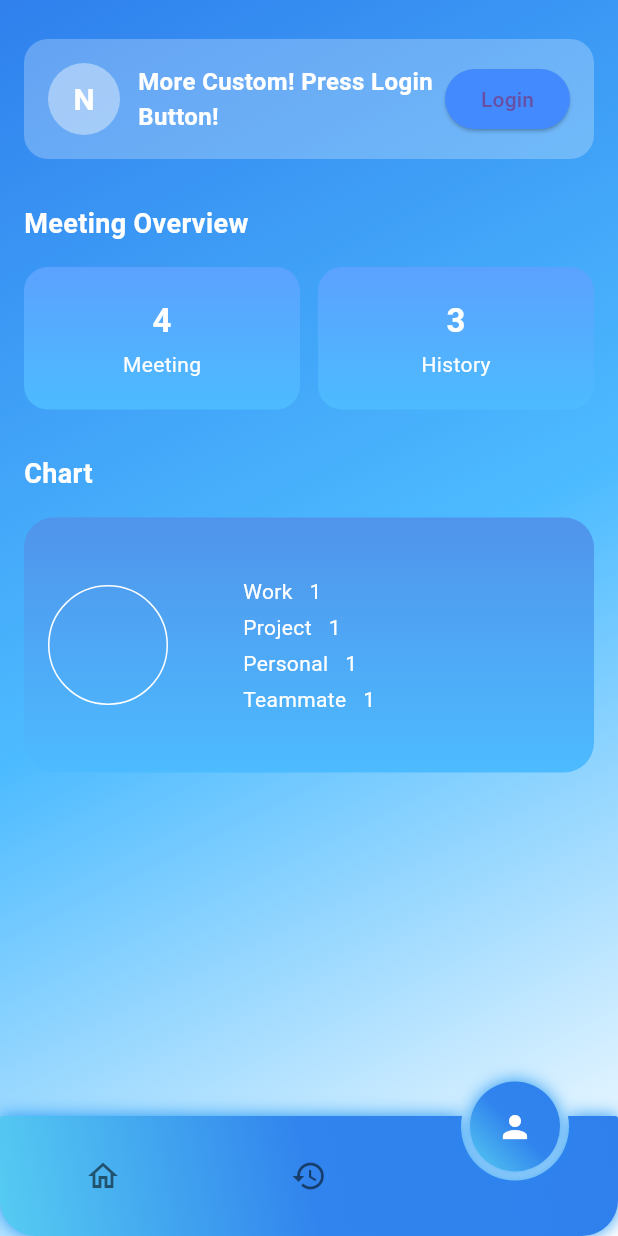
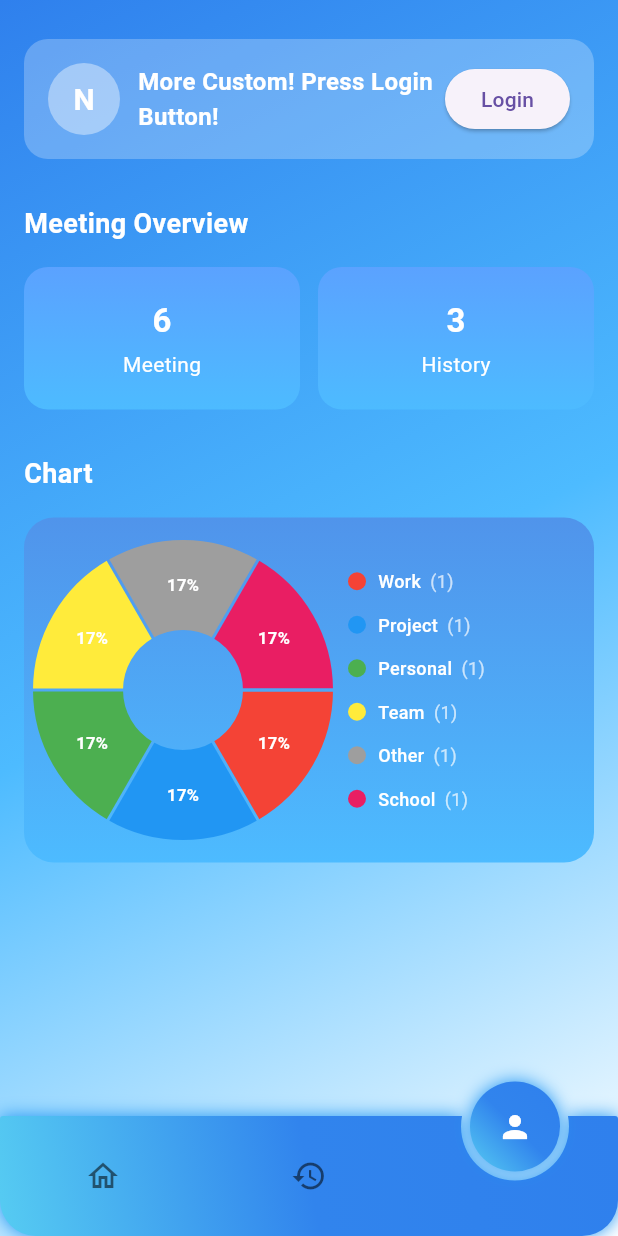
Before and after one commit to luy-virak/MEETWHO_APP, a Flutter app: the screen it shows after launch, item 3 of the bottom bar chosen, on a phone screen of 412 x 824 dp. Run offline on Flutter 3.47's test engine with Material 3 defaults, Android fonts, the phone set to English and light mode, and no system bars; drawn by our look-alikes of circle_nav_bar, fl_chart.

Commit message:
created chart and overview card

```diff
--- a/lib/data/local/meeting.json
+++ b/lib/data/local/meeting.json
@@ -38,5 +38,25 @@
     "location": "Conference Room 3",
     "notes": "Performance review",
     "status": "COMPLETED"
+  },
+  {
+    "meetingId": "5",
+    "personName": "Eva Green",
+    "category": "other",
+    "date": "2026-01-10",
+    "time": "18:00",
+    "location": "Community Hall",
+    "notes": "Volunteer event",
+    "status": "UPCOMING"
+  },
+  {
+    "meetingId": "6",
+    "personName": "Ly Kimkheng",
+    "category": "school",
+    "date": "2026-01-10",
+    "time": "18:00",
+    "location": "CADT",
+    "notes": "Room A001",
+    "status": "UPCOMING"
   }
 ]
--- a/lib/ui/user_profile.dart
+++ b/lib/ui/user_profile.dart
@@ -2,26 +2,35 @@ import 'package:flutter/material.dart';
 import 'package:meetwho/data/list_repository.dart' as repository;
 import 'package:meetwho/data/enums/category.dart';
 
+import 'package:meetwho/ui/widgets/category_pie_chart.dart';
+import 'package:meetwho/ui/widgets/overview_card.dart';
+
 class UserProfileScreen extends StatelessWidget {
   const UserProfileScreen({super.key});
 
+  // Calculate the number of past meetings.
   int get _historyCount {
     final now = DateTime.now();
     final today = DateTime(now.year, now.month, now.day);
     int count = 0;
+
     for (final meeting in repository.dummylistitem) {
-      final meetingDate = meeting.dateTime;
-      if (meetingDate.isBefore(today)) {
+      if (meeting.dateTime.isBefore(today)) {
         count++;
       }
     }
     return count;
   }
 
+  // Calculate the number of meetings for each category.
   Map<Category, int> get _categoryCounts {
     final Map<Category, int> counts = {};
     for (final meeting in repository.dummylistitem) {
-      counts.update(meeting.category, (value) => value + 1, ifAbsent: () => 1);
+      counts.update(
+        meeting.category,
+        (value) => value + 1,
+        ifAbsent: () => 1,
+      );
     }
     return counts;
   }
@@ -38,8 +47,7 @@ class UserProfileScreen extends StatelessWidget {
             children: [
               const SizedBox(height: 10),
 
-              // ===== PROFILE =====
-              // [For Future Dev]
+              // Display the user's profile information.
               Container(
                 padding: const EdgeInsets.all(16),
                 decoration: BoxDecoration(
@@ -73,12 +81,6 @@ class UserProfileScreen extends StatelessWidget {
                     ),
                     ElevatedButton(
                       onPressed: () {},
-                      style: ElevatedButton.styleFrom(
-                        backgroundColor: Colors.blueAccent,
-                        shape: RoundedRectangleBorder(
-                          borderRadius: BorderRadius.circular(20),
-                        ),
-                      ),
                       child: const Text("Login"),
                     ),
                   ],
@@ -87,7 +89,7 @@ class UserProfileScreen extends StatelessWidget {
 
               const SizedBox(height: 30),
 
-              // ===== MEETING OVERVIEW =====
+              // Display a summary of the meetings.
               const Text(
                 "Meeting Overview",
                 style: TextStyle(
@@ -101,17 +103,21 @@ class UserProfileScreen extends StatelessWidget {
 
               Row(
                 children: [
-                  _OverviewCard(
-                      value: repository.dummylistitem.length.toString(),
-                      label: "Meeting"),
+                  OverviewCard(
+                    value: repository.dummylistitem.length.toString(),
+                    label: "Meeting",
+                  ),
                   const SizedBox(width: 12),
-                  _OverviewCard(value: _historyCount.toString(), label: "History"),
+                  OverviewCard(
+                    value: _historyCount.toString(),
+                    label: "History",
+                  ),
                 ],
               ),
 
               const SizedBox(height: 30),
 
-              // ===== CHART =====
+              // ===== BAR CHART =====
               const Text(
                 "Chart",
                 style: TextStyle(
@@ -124,45 +130,21 @@ class UserProfileScreen extends StatelessWidget {
               const SizedBox(height: 16),
 
               Container(
-                height: 170,
+                height: 230,
+                padding: const EdgeInsets.all(16),
                 decoration: BoxDecoration(
-                  gradient: LinearGradient(
+                  gradient: const LinearGradient(
                     begin: Alignment.topCenter,
                     end: Alignment.bottomCenter,
                     colors: [
-                     Color.fromARGB(255, 80, 148, 235),
-                     Color(0xFF4DBBFF),
-                   ],
+                      Color.fromARGB(255, 80, 148, 235),
+                      Color(0xFF4DBBFF),
+                    ],
                   ),
                   borderRadius: BorderRadius.circular(20),
                 ),
-                child: Row(
-                  children: [
-                    const SizedBox(width: 16),
-
-                    // Chart [Probably changing]
-                    Container(
-                      width: 80,
-                      height: 80,
-                      decoration: BoxDecoration(
-                        shape: BoxShape.circle,
-                        border: Border.all(color: Colors.white),
-                      ),
-                    ),
-
-                    const SizedBox(width: 50),
-
-                    // CategoryItem
-                    Column(
-                      mainAxisAlignment: MainAxisAlignment.center,
-                      crossAxisAlignment: CrossAxisAlignment.start,
-                      children: _categoryCounts.entries.map((entry) {
-                        return _CategoryItem(
-                            text:
-                                "${entry.key.name.substring(0, 1).toUpperCase()}${entry.key.name.substring(1)}   ${entry.value}");
-                      }).toList(),
-                    ),
-                  ],
+                child: CategoryPieChart(
+                  categoryCounts: _categoryCounts,
                 ),
               ),
             ],
@@ -172,69 +154,3 @@ class UserProfileScreen extends StatelessWidget {
     );
   }
 }
-
-// ===== SMALL UI COMPONENTS =====
-
-class _OverviewCard extends StatelessWidget {
-  final String value;
-  final String label;
-
-  const _OverviewCard({
-    required this.value,
-    required this.label,
-  });
-
-  @override
-  Widget build(BuildContext context) {
-    return Expanded(
-      child: Container(
-        padding: const EdgeInsets.symmetric(vertical: 20),
-        decoration: BoxDecoration(
-          gradient: LinearGradient(
-            begin: Alignment.topCenter,
-            end: Alignment.bottomCenter,
-            colors: [
-              Color.fromARGB(255, 91, 162, 255),
-              Color(0xFF4DBBFF),
-            ],
-          ),
-          borderRadius: BorderRadius.circular(16),
-        ),
-        child: Column(
-          children: [
-            Text(
-              value,
-              style: const TextStyle(
-                color: Colors.white,
-                fontSize: 22,
-                fontWeight: FontWeight.bold,
-              ),
-            ),
-            const SizedBox(height: 4),
-            Text(
-              label,
-              style: const TextStyle(color: Colors.white),
-            ),
-          ],
-        ),
-      ),
-    );
-  }
-}
-
-class _CategoryItem extends StatelessWidget {
-  final String text;
-
-  const _CategoryItem({required this.text});
-
-  @override
-  Widget build(BuildContext context) {
-    return Padding(
-      padding: const EdgeInsets.symmetric(vertical: 2),
-      child: Text(
-        text,
-        style: const TextStyle(color: Colors.white),
-      ),
-    );
-  }
-}
--- /dev/null
+++ b/lib/ui/widgets/category_pie_chart.dart
@@ -0,0 +1,127 @@
+import 'package:fl_chart/fl_chart.dart';
+import 'package:flutter/material.dart';
+import 'package:meetwho/data/enums/category.dart';
+
+class CategoryPieChart extends StatelessWidget {
+  final Map<Category, int> categoryCounts;
+
+  const CategoryPieChart({super.key, required this.categoryCounts});
+
+  @override
+  Widget build(BuildContext context) {
+    final int total = categoryCounts.values.fold(0, (a, b) => a + b);
+
+    if (total == 0) {
+      return const Center(
+        child: Text("No data", style: TextStyle(color: Colors.white)),
+      );
+    }
+
+    return Row(
+      children: [
+        /// PIE CHART
+        SizedBox(
+          width: 180,
+          height: 180,
+          child: PieChart(
+            PieChartData(
+              centerSpaceRadius: 40,
+              sectionsSpace: 2,
+              sections: categoryCounts.entries.map((entry) {
+                return PieChartSectionData(
+                  value: entry.value.toDouble(),
+                  color: _categoryColor(entry.key),
+                  title: "${((entry.value / total) * 100).toStringAsFixed(0)}%",
+                  radius: 60,
+                  titleStyle: const TextStyle(
+                    color: Colors.white,
+                    fontSize: 11,
+                    fontWeight: FontWeight.bold,
+                  ),
+                );
+              }).toList(),
+            ),
+          ),
+        ),
+
+        const SizedBox(width: 20),
+
+        /// LEGEND (RIGHT SIDE)
+        Expanded(
+          child: Column(
+            mainAxisAlignment: MainAxisAlignment.center,
+            crossAxisAlignment: CrossAxisAlignment.start,
+            children: categoryCounts.entries.map((entry) {
+              return Padding(
+                padding: const EdgeInsets.symmetric(vertical: 6),
+                child: Row(
+                  children: [
+                    Container(
+                      width: 12,
+                      height: 12,
+                      decoration: BoxDecoration(
+                        color: _categoryColor(entry.key),
+                        shape: BoxShape.circle,
+                      ),
+                    ),
+                    const SizedBox(width: 8),
+                    Text(
+                      _label(entry.key),
+                      style: const TextStyle(
+                        color: Colors.white,
+                        fontSize: 12,
+                        fontWeight: FontWeight.w500,
+                      ),
+                    ),
+                    const SizedBox(width: 6),
+                    Text(
+                      "(${entry.value})",
+                      style: const TextStyle(
+                        color: Colors.white70,
+                        fontSize: 12,
+                      ),
+                    ),
+                  ],
+                ),
+              );
+            }).toList(),
+          ),
+        ),
+      ],
+    );
+  }
+
+  Color _categoryColor(Category category) {
+    switch (category) {
+      case Category.work:
+        return Colors.red;
+      case Category.project:
+        return Colors.blue;
+      case Category.personal:
+        return Colors.green;
+      case Category.teammate:
+        return Colors.yellow;
+      case Category.school:
+        return Colors.pink;
+      case Category.other:
+        return Colors.grey;
+    }
+  }
+
+  String _label(Category category) {
+    switch (category) {
+      case Category.work:
+        return "Work";
+      case Category.project:
+        return "Project";
+      case Category.personal:
+        return "Personal";
+      case Category.teammate:
+        return "Team";
+      case Category.school:
+        return "School";
+      case Category.other:
+        return "Other";
+    }
+  }
+}
--- /dev/null
+++ b/lib/ui/widgets/overview_card.dart
@@ -0,0 +1,48 @@
+import 'package:flutter/material.dart';
+
+class OverviewCard extends StatelessWidget {
+  final String value;
+  final String label;
+
+  const OverviewCard({
+    required this.value,
+    required this.label,
+  });
+
+  @override
+  Widget build(BuildContext context) {
+    return Expanded(
+      child: Container(
+        padding: const EdgeInsets.symmetric(vertical: 20),
+        decoration: BoxDecoration(
+          gradient: const LinearGradient(
+            begin: Alignment.topCenter,
+            end: Alignment.bottomCenter,
+            colors: [
+              Color.fromARGB(255, 91, 162, 255),
+              Color(0xFF4DBBFF),
+            ],
+          ),
+          borderRadius: BorderRadius.circular(16),
+        ),
+        child: Column(
+          children: [
+            Text(
+              value,
+              style: const TextStyle(
+                color: Colors.white,
+                fontSize: 22,
+                fontWeight: FontWeight.bold,
+              ),
+            ),
+            const SizedBox(height: 4),
+            Text(
+              label,
+              style: const TextStyle(color: Colors.white),
+            ),
+          ],
+        ),
+      ),
+    );
+  }
+}
--- a/pubspec.yaml
+++ b/pubspec.yaml
@@ -28,6 +28,7 @@ environment:
 # the latest version available on pub.dev. To see which dependencies have newer
 # versions available, run `flutter pub outdated`.
 dependencies:
+  fl_chart: ^0.66.0
   uuid: ^4.5.1
   flutter:
     sdk: flutter
```
Also changed, not shown: lib/model/reminder.dart (added), lib/model/user.dart (added), pubspec.lock.
